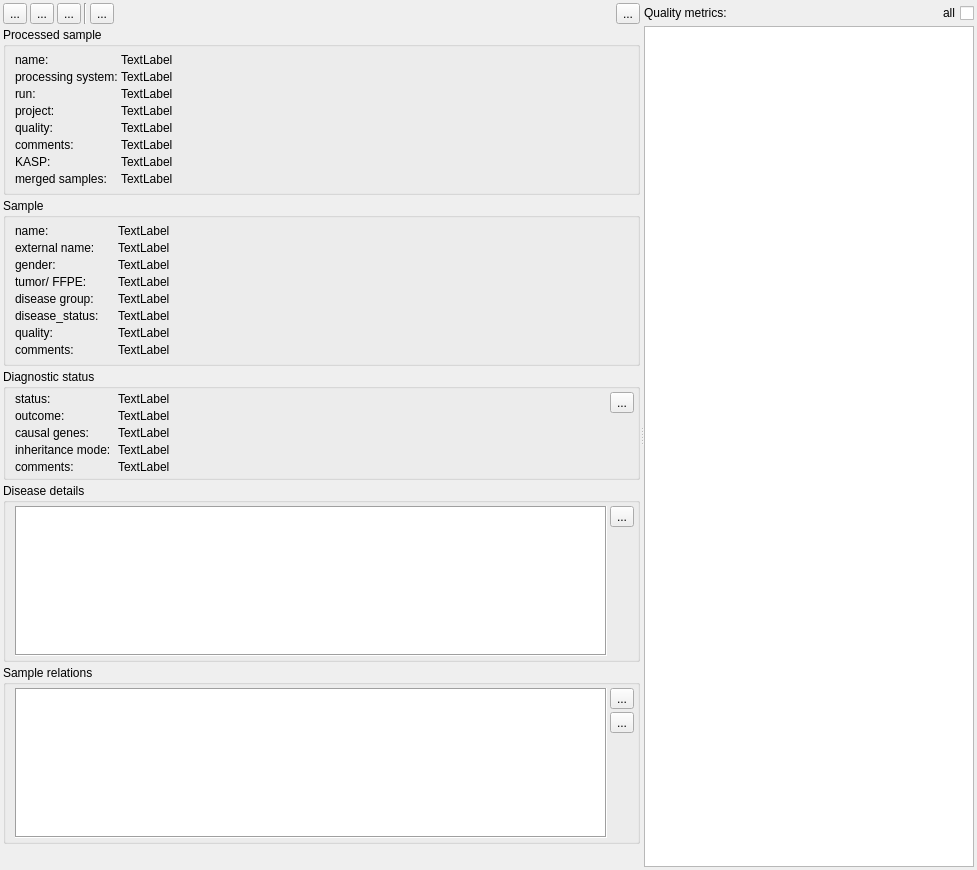
Old version of the form src/GSvar/ProcessedSampleWidget.ui in the repository imgag/ngs-bits.
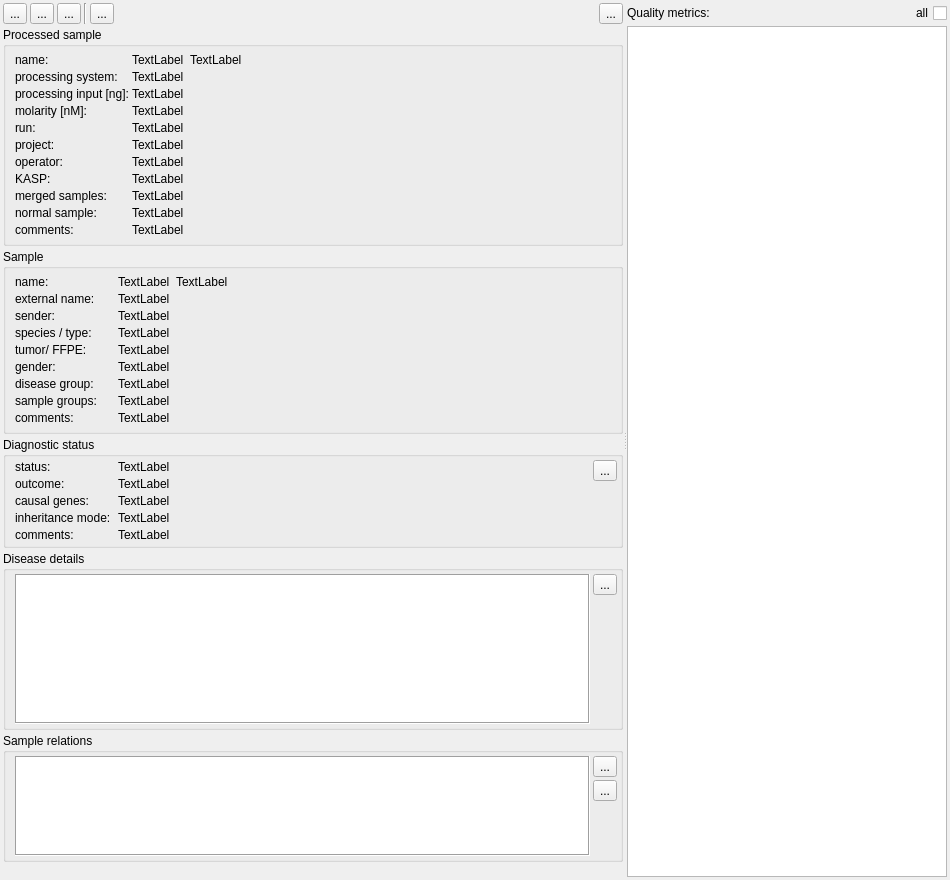
New version of the form. Icons and pictures are not drawn. Custom widgets are drawn as their Qt base class.

Commit message: GSvar: added missing information to processed sample tab.

```diff
--- a/src/GSvar/ProcessedSampleWidget.ui
+++ b/src/GSvar/ProcessedSampleWidget.ui
@@ -6,8 +6,8 @@
    <rect>
     <x>0</x>
     <y>0</y>
-    <width>977</width>
-    <height>870</height>
+    <width>950</width>
+    <height>880</height>
    </rect>
   </property>
   <property name="minimumSize">
@@ -178,6 +178,46 @@
           <property name="bottomMargin">
            <number>6</number>
           </property>
+          <item row="0" column="0">
+           <widget class="QLabel" name="label_21">
+            <property name="text">
+             <string>name:</string>
+            </property>
+           </widget>
+          </item>
+          <item row="0" column="1">
+           <layout class="QHBoxLayout" name="horizontalLayout_7" stretch="0,1">
+            <property name="spacing">
+             <number>6</number>
+            </property>
+            <item>
+             <widget class="QLabel" name="quality">
+              <property name="sizePolicy">
+               <sizepolicy hsizetype="Preferred" vsizetype="Preferred">
+                <horstretch>0</horstretch>
+                <verstretch>0</verstretch>
+               </sizepolicy>
+              </property>
+              <property name="text">
+               <string>TextLabel</string>
+              </property>
+              <property name="textInteractionFlags">
+               <set>Qt::LinksAccessibleByMouse|Qt::TextSelectableByMouse</set>
+              </property>
+             </widget>
+            </item>
+            <item>
+             <widget class="QLabel" name="name">
+              <property name="text">
+               <string>TextLabel</string>
+              </property>
+              <property name="textInteractionFlags">
+               <set>Qt::LinksAccessibleByMouse|Qt::TextSelectableByMouse</set>
+              </property>
+             </widget>
+            </item>
+           </layout>
+          </item>
           <item row="1" column="0">
            <widget class="QLabel" name="label_3">
             <property name="minimumSize">
@@ -202,13 +242,47 @@
            </widget>
           </item>
           <item row="2" column="0">
+           <widget class="QLabel" name="label_23">
+            <property name="text">
+             <string>processing input [ng]:</string>
+            </property>
+           </widget>
+          </item>
+          <item row="2" column="1">
+           <widget class="QLabel" name="processing_input">
+            <property name="text">
+             <string>TextLabel</string>
+            </property>
+            <property name="textInteractionFlags">
+             <set>Qt::LinksAccessibleByMouse|Qt::TextSelectableByMouse</set>
+            </property>
+           </widget>
+          </item>
+          <item row="3" column="0">
+           <widget class="QLabel" name="label_26">
+            <property name="text">
+             <string>molarity [nM]:</string>
+            </property>
+           </widget>
+          </item>
+          <item row="3" column="1">
+           <widget class="QLabel" name="molarity">
+            <property name="text">
+             <string>TextLabel</string>
+            </property>
+            <property name="textInteractionFlags">
+             <set>Qt::LinksAccessibleByMouse|Qt::TextSelectableByMouse</set>
+            </property>
+           </widget>
+          </item>
+          <item row="4" column="0">
            <widget class="QLabel" name="label_4">
             <property name="text">
              <string>run:</string>
             </property>
            </widget>
           </item>
-          <item row="2" column="1">
+          <item row="4" column="1">
            <widget class="QLabel" name="run">
             <property name="text">
              <string>TextLabel</string>
@@ -218,14 +292,14 @@
             </property>
            </widget>
           </item>
-          <item row="3" column="0">
+          <item row="5" column="0">
            <widget class="QLabel" name="label_5">
             <property name="text">
              <string>project:</string>
             </property>
            </widget>
           </item>
-          <item row="3" column="1">
+          <item row="5" column="1">
            <widget class="QLabel" name="project">
             <property name="text">
              <string>TextLabel</string>
@@ -235,44 +309,24 @@
             </property>
            </widget>
           </item>
-          <item row="4" column="0">
-           <widget class="QLabel" name="label_9">
-            <property name="text">
-             <string>quality:</string>
-            </property>
-           </widget>
-          </item>
-          <item row="4" column="1">
-           <widget class="QLabel" name="quality">
-            <property name="text">
-             <string>TextLabel</string>
-            </property>
-            <property name="textInteractionFlags">
-             <set>Qt::LinksAccessibleByMouse|Qt::TextSelectableByMouse</set>
-            </property>
-           </widget>
-          </item>
-          <item row="5" column="0">
-           <widget class="QLabel" name="label_10">
-            <property name="text">
-             <string>comments:</string>
-            </property>
-           </widget>
-          </item>
-          <item row="5" column="1">
-           <widget class="QLabel" name="comments_processed_sample">
-            <property name="text">
-             <string>TextLabel</string>
-            </property>
-            <property name="wordWrap">
-             <bool>true</bool>
-            </property>
-            <property name="textInteractionFlags">
-             <set>Qt::LinksAccessibleByMouse|Qt::TextSelectableByMouse</set>
-            </property>
-           </widget>
-          </item>
           <item row="6" column="0">
+           <widget class="QLabel" name="label_25">
+            <property name="text">
+             <string>operator:</string>
+            </property>
+           </widget>
+          </item>
+          <item row="6" column="1">
+           <widget class="QLabel" name="lab_operator">
+            <property name="text">
+             <string>TextLabel</string>
+            </property>
+            <property name="textInteractionFlags">
+             <set>Qt::LinksAccessibleByMouse|Qt::TextSelectableByMouse</set>
+            </property>
+           </widget>
+          </item>
+          <item row="7" column="0">
            <widget class="QLabel" name="label_16">
             <property name="toolTip">
              <string>&lt;html&gt;&lt;head/&gt;&lt;body&gt;&lt;p&gt;Sample swap probability based on KASP assay&lt;/p&gt;&lt;/body&gt;&lt;/html&gt;</string>
@@ -282,31 +336,17 @@
             </property>
            </widget>
           </item>
-          <item row="6" column="1">
+          <item row="7" column="1">
            <widget class="QLabel" name="kasp">
             <property name="text">
              <string>TextLabel</string>
             </property>
-           </widget>
-          </item>
-          <item row="0" column="0">
-           <widget class="QLabel" name="label_21">
-            <property name="text">
-             <string>name:</string>
-            </property>
-           </widget>
-          </item>
-          <item row="0" column="1">
-           <widget class="QLabel" name="name">
-            <property name="text">
-             <string>TextLabel</string>
-            </property>
             <property name="textInteractionFlags">
              <set>Qt::LinksAccessibleByMouse|Qt::TextSelectableByMouse</set>
             </property>
            </widget>
           </item>
-          <item row="7" column="0">
+          <item row="8" column="0">
            <widget class="QLabel" name="label_22">
             <property name="toolTip">
              <string>&lt;html&gt;&lt;head/&gt;&lt;body&gt;&lt;p&gt;Information about processed samples that were merged analyzed jointly.&lt;/p&gt;&lt;/body&gt;&lt;/html&gt;</string>
@@ -316,7 +356,7 @@
             </property>
            </widget>
           </item>
-          <item row="7" column="1">
+          <item row="8" column="1">
            <widget class="QLabel" name="merged">
             <property name="text">
              <string>TextLabel</string>
@@ -326,6 +366,46 @@
             </property>
            </widget>
           </item>
+          <item row="9" column="0">
+           <widget class="QLabel" name="label_24">
+            <property name="toolTip">
+             <string>Normal sample associated to a tumor sample for pair analysis.</string>
+            </property>
+            <property name="text">
+             <string>normal sample:</string>
+            </property>
+           </widget>
+          </item>
+          <item row="9" column="1">
+           <widget class="QLabel" name="normal_sample">
+            <property name="text">
+             <string>TextLabel</string>
+            </property>
+            <property name="textInteractionFlags">
+             <set>Qt::LinksAccessibleByMouse|Qt::TextSelectableByMouse</set>
+            </property>
+           </widget>
+          </item>
+          <item row="10" column="0">
+           <widget class="QLabel" name="label_10">
+            <property name="text">
+             <string>comments:</string>
+            </property>
+           </widget>
+          </item>
+          <item row="10" column="1">
+           <widget class="QLabel" name="comments_processed_sample">
+            <property name="text">
+             <string>TextLabel</string>
+            </property>
+            <property name="wordWrap">
+             <bool>true</bool>
+            </property>
+            <property name="textInteractionFlags">
+             <set>Qt::LinksAccessibleByMouse|Qt::TextSelectableByMouse</set>
+            </property>
+           </widget>
+          </item>
          </layout>
         </widget>
        </item>
@@ -359,6 +439,52 @@
           <property name="bottomMargin">
            <number>6</number>
           </property>
+          <item row="0" column="0">
+           <widget class="QLabel" name="label_14">
+            <property name="minimumSize">
+             <size>
+              <width>100</width>
+              <height>0</height>
+             </size>
+            </property>
+            <property name="text">
+             <string>name:</string>
+            </property>
+           </widget>
+          </item>
+          <item row="0" column="1">
+           <layout class="QHBoxLayout" name="horizontalLayout_6" stretch="0,1">
+            <property name="spacing">
+             <number>6</number>
+            </property>
+            <item>
+             <widget class="QLabel" name="s_quality">
+              <property name="sizePolicy">
+               <sizepolicy hsizetype="Preferred" vsizetype="Preferred">
+                <horstretch>0</horstretch>
+                <verstretch>0</verstretch>
+               </sizepolicy>
+              </property>
+              <property name="text">
+               <string>TextLabel</string>
+              </property>
+              <property name="textInteractionFlags">
+               <set>Qt::LinksAccessibleByMouse|Qt::TextSelectableByMouse</set>
+              </property>
+             </widget>
+            </item>
+            <item>
+             <widget class="QLabel" name="s_name">
+              <property name="text">
+               <string>TextLabel</string>
+              </property>
+              <property name="textInteractionFlags">
+               <set>Qt::LinksAccessibleByMouse|Qt::TextSelectableByMouse</set>
+              </property>
+             </widget>
+            </item>
+           </layout>
+          </item>
           <item row="1" column="0">
            <widget class="QLabel" name="label_6">
             <property name="text">
@@ -376,21 +502,68 @@
             </property>
            </widget>
           </item>
+          <item row="2" column="0">
+           <widget class="QLabel" name="label_9">
+            <property name="toolTip">
+             <string>Sample sender and date/person the sample was received (by).</string>
+            </property>
+            <property name="text">
+             <string>sender:</string>
+            </property>
+           </widget>
+          </item>
+          <item row="2" column="1">
+           <widget class="QLabel" name="sender">
+            <property name="text">
+             <string>TextLabel</string>
+            </property>
+            <property name="textInteractionFlags">
+             <set>Qt::LinksAccessibleByMouse|Qt::TextSelectableByMouse</set>
+            </property>
+           </widget>
+          </item>
           <item row="3" column="0">
+           <widget class="QLabel" name="label_12">
+            <property name="text">
+             <string>species / type:</string>
+            </property>
+           </widget>
+          </item>
+          <item row="3" column="1">
+           <widget class="QLabel" name="species_type">
+            <property name="text">
+             <string>TextLabel</string>
+            </property>
+            <property name="textInteractionFlags">
+             <set>Qt::LinksAccessibleByMouse|Qt::TextSelectableByMouse</set>
+            </property>
+           </widget>
+          </item>
+          <item row="4" column="0">
            <widget class="QLabel" name="label_8">
             <property name="text">
              <string>tumor/ FFPE:</string>
             </property>
            </widget>
           </item>
-          <item row="2" column="0">
+          <item row="4" column="1">
+           <widget class="QLabel" name="tumor_ffpe">
+            <property name="text">
+             <string>TextLabel</string>
+            </property>
+            <property name="textInteractionFlags">
+             <set>Qt::LinksAccessibleByMouse|Qt::TextSelectableByMouse</set>
+            </property>
+           </widget>
+          </item>
+          <item row="5" column="0">
            <widget class="QLabel" name="label_7">
             <property name="text">
              <string>gender:</string>
             </property>
            </widget>
           </item>
-          <item row="2" column="1">
+          <item row="5" column="1">
            <widget class="QLabel" name="gender">
             <property name="text">
              <string>TextLabel</string>
@@ -400,33 +573,16 @@
             </property>
            </widget>
           </item>
-          <item row="3" column="1">
-           <widget class="QLabel" name="tumor_ffpe">
-            <property name="text">
-             <string>TextLabel</string>
-            </property>
-            <property name="textInteractionFlags">
-             <set>Qt::LinksAccessibleByMouse|Qt::TextSelectableByMouse</set>
-            </property>
-           </widget>
-          </item>
-          <item row="4" column="0">
+          <item row="6" column="0">
            <widget class="QLabel" name="label_11">
             <property name="text">
              <string>disease group:</string>
             </property>
            </widget>
           </item>
-          <item row="5" column="0">
-           <widget class="QLabel" name="label_12">
+          <item row="6" column="1">
+           <widget class="QLabel" name="disease_group_status">
             <property name="text">
-             <string>disease_status:</string>
-            </property>
-           </widget>
-          </item>
-          <item row="4" column="1">
-           <widget class="QLabel" name="disease_group">
-            <property name="text">
              <string>TextLabel</string>
             </property>
             <property name="textInteractionFlags">
@@ -434,8 +590,8 @@
             </property>
            </widget>
           </item>
-          <item row="5" column="1">
-           <widget class="QLabel" name="disease_status">
+          <item row="7" column="1">
+           <widget class="QLabel" name="sample_groups">
             <property name="text">
              <string>TextLabel</string>
             </property>
@@ -444,54 +600,21 @@
             </property>
            </widget>
           </item>
-          <item row="0" column="0">
-           <widget class="QLabel" name="label_14">
-            <property name="minimumSize">
-             <size>
-              <width>100</width>
-              <height>0</height>
-             </size>
-            </property>
-            <property name="text">
-             <string>name:</string>
-            </property>
-           </widget>
-          </item>
-          <item row="0" column="1">
-           <widget class="QLabel" name="s_name">
-            <property name="text">
-             <string>TextLabel</string>
-            </property>
-            <property name="textInteractionFlags">
-             <set>Qt::LinksAccessibleByMouse|Qt::TextSelectableByMouse</set>
-            </property>
-           </widget>
-          </item>
-          <item row="6" column="0">
+          <item row="7" column="0">
            <widget class="QLabel" name="label_15">
             <property name="text">
-             <string>quality:</string>
+             <string>sample groups:</string>
             </property>
            </widget>
           </item>
-          <item row="6" column="1">
-           <widget class="QLabel" name="s_quality">
-            <property name="text">
-             <string>TextLabel</string>
-            </property>
-            <property name="textInteractionFlags">
-             <set>Qt::LinksAccessibleByMouse|Qt::TextSelectableByMouse</set>
-            </property>
-           </widget>
-          </item>
-          <item row="7" column="0">
+          <item row="8" column="0">
            <widget class="QLabel" name="label_2">
             <property name="text">
              <string>comments:</string>
             </property>
            </widget>
           </item>
-          <item row="7" column="1">
+          <item row="8" column="1">
            <widget class="QLabel" name="comments_sample">
             <property name="text">
              <string>TextLabel</string>
@@ -767,13 +890,13 @@
             <property name="minimumSize">
              <size>
               <width>450</width>
-              <height>150</height>
+              <height>100</height>
              </size>
             </property>
             <property name="maximumSize">
              <size>
               <width>16777215</width>
-              <height>150</height>
+              <height>100</height>
              </size>
             </property>
             <property name="frameShape">
```
Left out of the diff: 6 changed lines with no effect on the pictures. The commit also changes 6 other files.
